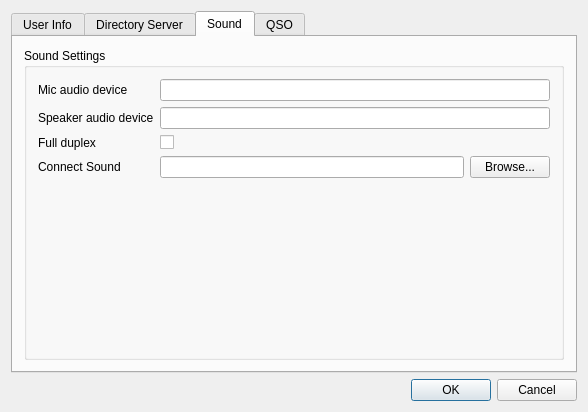
Old version of the form src/qtel/SettingsDialogBase.ui in the repository sm0svx/svxlink.
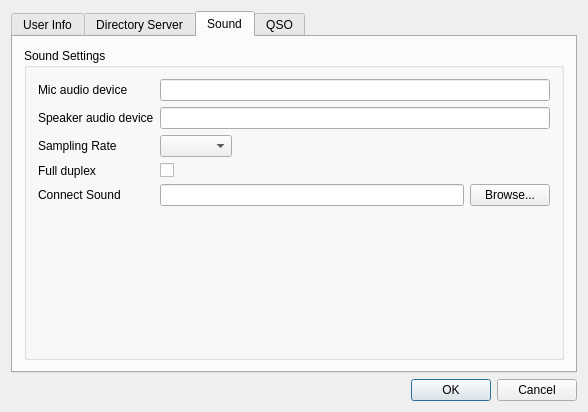
New version of the form. The open tabs and pages were chosen to show the change.

Diff of the .ui file:
```diff
--- a/src/qtel/SettingsDialogBase.ui
+++ b/src/qtel/SettingsDialogBase.ui
@@ -49,7 +49,7 @@
    <item row="0" column="0" colspan="3">
     <widget class="QTabWidget" name="TabWidget2">
      <property name="currentIndex">
-      <number>0</number>
+      <number>2</number>
      </property>
      <widget class="QWidget" name="user_info_tab">
       <attribute name="title">
@@ -310,7 +310,7 @@
               </property>
              </widget>
             </item>
-            <item row="0" column="1" colspan="2">
+            <item row="0" column="1">
              <widget class="QLineEdit" name="mic_audio_device">
               <property name="toolTip">
                <string>The audio device to use (e.g. alsa:default)</string>
@@ -327,7 +327,7 @@
               </property>
              </widget>
             </item>
-            <item row="1" column="1" colspan="2">
+            <item row="1" column="1">
              <widget class="QLineEdit" name="spkr_audio_device">
               <property name="toolTip">
                <string>The audio device to use (e.g. alsa:default)</string>
@@ -335,6 +335,40 @@
              </widget>
             </item>
             <item row="2" column="0">
+             <widget class="QLabel" name="card_sample_rat_label">
+              <property name="text">
+               <string>Sampling Rate</string>
+              </property>
+             </widget>
+            </item>
+            <item row="2" column="1">
+             <layout class="QHBoxLayout" name="horizontalLayout_2">
+              <item>
+               <widget class="QComboBox" name="card_sample_rate">
+                <property name="sizePolicy">
+                 <sizepolicy hsizetype="Preferred" vsizetype="Fixed">
+                  <horstretch>0</horstretch>
+                  <verstretch>0</verstretch>
+                 </sizepolicy>
+                </property>
+               </widget>
+              </item>
+              <item>
+               <spacer name="horizontalSpacer_4">
+                <property name="orientation">
+                 <enum>Qt::Horizontal</enum>
+                </property>
+                <property name="sizeHint" stdset="0">
+                 <size>
+                  <width>308</width>
+                  <height>20</height>
+                 </size>
+                </property>
+               </spacer>
+              </item>
+             </layout>
+            </item>
+            <item row="3" column="0">
              <widget class="QLabel" name="textLabel2">
               <property name="text">
                <string>Full duplex</string>
@@ -344,7 +378,7 @@
               </property>
              </widget>
             </item>
-            <item row="2" column="1">
+            <item row="3" column="1">
              <widget class="QCheckBox" name="use_full_duplex">
               <property name="toolTip">
                <string>Check this check box to enable full duplex operation</string>
@@ -354,7 +388,7 @@
               </property>
              </widget>
             </item>
-            <item row="3" column="0">
+            <item row="4" column="0">
              <widget class="QLabel" name="textLabel1_2">
               <property name="text">
                <string>Connect Sound</string>
@@ -364,19 +398,23 @@
               </property>
              </widget>
             </item>
-            <item row="3" column="1">
+            <item row="4" column="1">
+             <layout class="QHBoxLayout" name="horizontalLayout">
+              <item>
              <widget class="QLineEdit" name="connect_sound">
               <property name="toolTip">
                <string>The connect sound to use on incoming EchoLink connections</string>
               </property>
              </widget>
             </item>
-            <item row="3" column="2">
+              <item>
              <widget class="QPushButton" name="connect_sound_browse_button">
               <property name="text">
                <string>Browse...</string>
               </property>
              </widget>
+              </item>
+             </layout>
             </item>
            </layout>
           </item>
```
Lines whose indentation alone changed are shown as unchanged.
